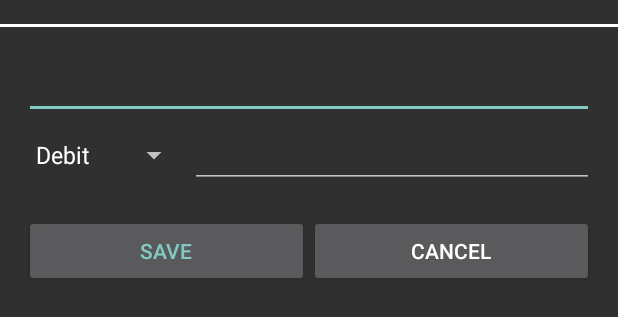
After one commit to vishwasmdamle/QuickNote, an Android app: the layout edit_entry_layout.xml on its own in the app's theme, with its tools: preview values and no code run, on a phone screen of 412 x 824 dp. The commit adds this screen. Shown: the top 317 px of the screen. Run offline under Robolectric (Android 15) with nearby library versions, the phone set to English and light mode, and no system bars.

Commit message:
QuickNote : Opening entry in edit mode on click of item in expense list.

```diff
--- a/app/src/main/java/com/example/vishwasdamle/quicknote/service/ExpenseService.java
+++ b/app/src/main/java/com/example/vishwasdamle/quicknote/service/ExpenseService.java
@@ -31,4 +31,8 @@ public class ExpenseService {
   public void delete(long uid) {
     expenseEntryMapper.delete(uid);
   }
+
+  public ExpenseEntry get(long uid) {
+    return expenseEntryMapper.get(uid);
+  }
 }
--- /dev/null
+++ b/app/src/main/java/com/example/vishwasdamle/quicknote/views/ExpenseTypeSpinner.java
@@ -0,0 +1,43 @@
+package com.example.vishwasdamle.quicknote.views;
+
+import android.content.Context;
+import android.util.AttributeSet;
+import android.widget.ArrayAdapter;
+import android.widget.Spinner;
+
+import com.example.vishwasdamle.quicknote.model.ExpenseType;
+
+import java.util.ArrayList;
+
+import static android.R.layout.simple_spinner_dropdown_item;
+import static com.example.vishwasdamle.quicknote.model.ExpenseType.DEBIT;
+
+public class ExpenseTypeSpinner extends Spinner {
+
+  private final ArrayAdapter<String> adapter;
+
+  public ExpenseTypeSpinner(Context context) {
+    super(context);
+    adapter = setupAdapter(context);
+    setSelection(DEBIT);
+  }
+
+  public ExpenseTypeSpinner(Context context, AttributeSet attrs) {
+    super(context, attrs);
+    adapter = setupAdapter(context);
+    setSelection(DEBIT);
+  }
+
+  public void setSelection(ExpenseType expenseType) {
+    String debitStringValue = getResources().getString(expenseType.getStringId());
+    setSelection(adapter.getPosition(debitStringValue), false);
+  }
+
+  private ArrayAdapter<String> setupAdapter(Context context) {
+    ArrayList<String> SpinnerOptions = ExpenseType.getStringValues(context);
+    ArrayAdapter<String> adapter = new ArrayAdapter<>(context,
+        simple_spinner_dropdown_item, SpinnerOptions);
+    setAdapter(adapter);
+    return adapter;
+  }
+}
--- a/app/src/main/res/layout/activity_exp.xml
+++ b/app/src/main/res/layout/activity_exp.xml
@@ -15,7 +15,7 @@
       android:layout_height="wrap_content"
       android:orientation="horizontal">
 
-    <Spinner
+    <com.example.vishwasdamle.quicknote.views.ExpenseTypeSpinner
         android:id="@+id/expenseType"
         android:layout_width="108dp"
         android:layout_height="wrap_content"/>
--- /dev/null
+++ b/app/src/main/res/layout/edit_entry_layout.xml
@@ -0,0 +1,64 @@
+<?xml version="1.0" encoding="utf-8"?>
+<LinearLayout xmlns:android="http://schemas.android.com/apk/res/android"
+              android:layout_width="match_parent"
+              android:layout_height="wrap_content"
+              android:orientation="vertical"
+              android:paddingTop="@dimen/activity_margin">
+
+  <View
+      android:layout_width="match_parent"
+      android:layout_height="2dp"
+      android:background="@android:color/white"/>
+
+  <LinearLayout
+      android:layout_width="match_parent"
+      android:layout_height="wrap_content"
+      android:orientation="vertical"
+      android:padding="@dimen/activity_margin">
+
+    <EditText
+        android:id="@+id/description"
+        android:layout_width="match_parent"
+        android:layout_height="wrap_content"/>
+
+    <LinearLayout
+        android:layout_width="match_parent"
+        android:layout_height="wrap_content"
+        android:orientation="horizontal">
+
+      <com.example.vishwasdamle.quicknote.views.ExpenseTypeSpinner
+          android:id="@+id/expenseType"
+          android:layout_width="wrap_content"
+          android:layout_height="wrap_content"/>
+
+      <EditText
+          android:id="@+id/amount"
+          android:layout_width="0dp"
+          android:layout_height="wrap_content"
+          android:layout_weight="1"/>
+    </LinearLayout>
+
+    <LinearLayout
+        android:layout_width="match_parent"
+        android:layout_height="wrap_content"
+        android:layout_marginTop="@dimen/activity_margin"
+        android:orientation="horizontal">
+
+      <Button
+          android:layout_width="0dp"
+          android:layout_height="wrap_content"
+          android:layout_weight="1"
+          android:text="@string/ButtonSave"
+          android:textColor="@color/accent_material_dark"/>
+
+      <Button
+          android:layout_width="0dp"
+          android:layout_height="wrap_content"
+          android:layout_weight="1"
+          android:text="@string/ButtonCancel"/>
+
+    </LinearLayout>
+  </LinearLayout>
+
+
+</LinearLayout>
--- a/app/src/main/res/values/strings.xml
+++ b/app/src/main/res/values/strings.xml
@@ -24,6 +24,7 @@
     <string name="ButtonYes">Yes</string>
     <string name="ButtonCancel">Cancel</string>
     <string name="ButtonNo">No</string>
+    <string name="ButtonSave">Save</string>
 
     <string name="descriptionHint">Description / Notes</string>
     <string name="amountHint">Amount</string>
@@ -69,5 +70,6 @@
     <string name="delete_records">Delete Records</string>
     <string name="items_selected">items selected</string>
     <string name="item_selected">item selected</string>
+    <string name="edit_entry">Edit Entry</string>
 
 </resources>
```
Also changed, not shown: app/src/main/java/com/example/vishwasdamle/quicknote/activities/Exp.java (+0 -10 lines), app/src/main/java/com/example/vishwasdamle/quicknote/activities/ListActivity.java (+17 -4 lines), app/src/main/java/com/example/vishwasdamle/quicknote/fragments/EditEntryDialogFragment.java (added, +55 -0 lines), app/src/main/java/com/example/vishwasdamle/quicknote/repository/ExpenseEntryMapper.java (+50 -31 lines).
